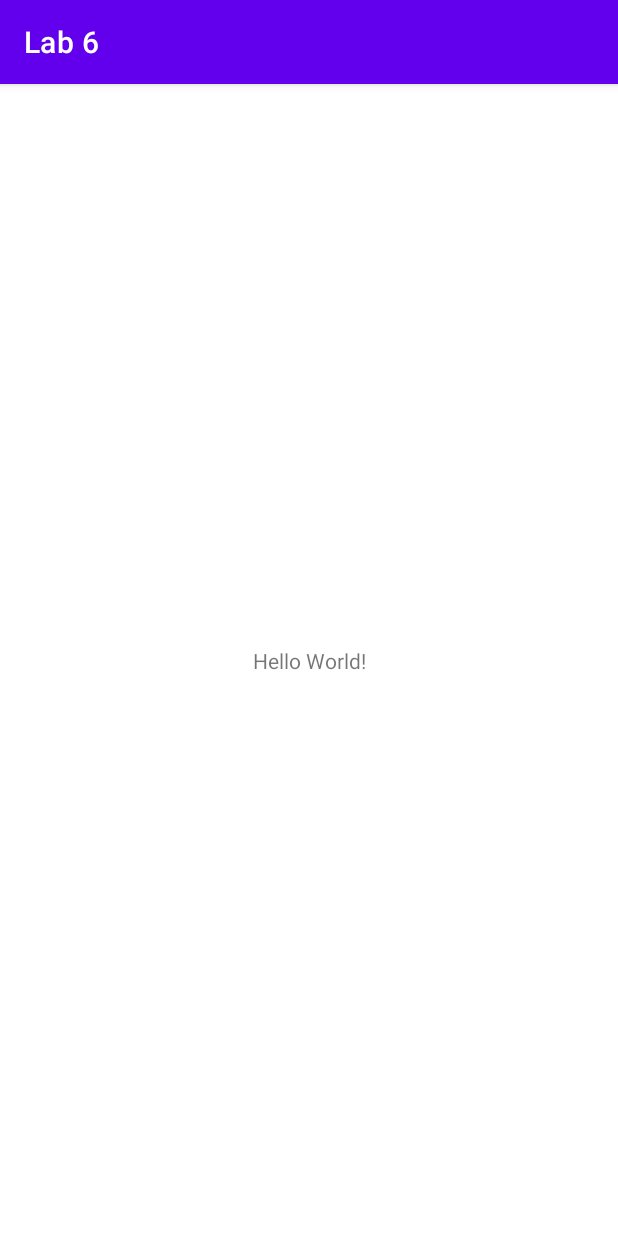
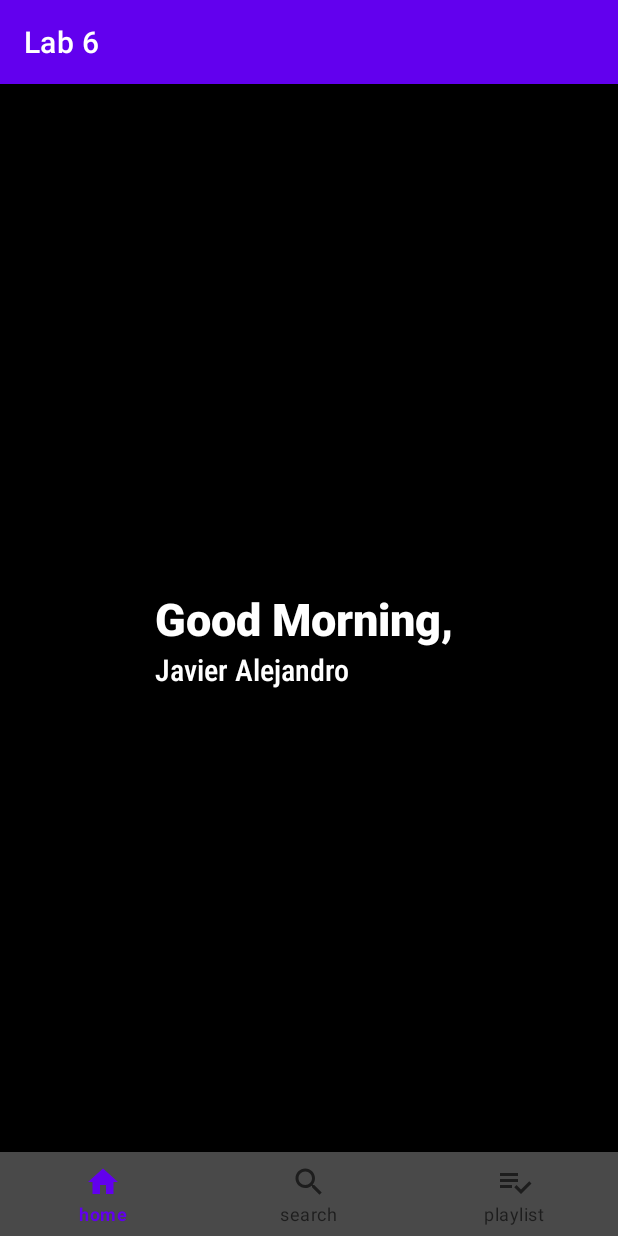
Before and after one commit to jazurdia/Lab6-PM, an Android app: the screen it shows after launch (MainActivity), on a phone screen of 412 x 824 dp. Run offline under Robolectric (Android 15) with nearby library versions, the phone set to English and light mode, and no system bars.

Commit message:
Ahí vamos jaja pero la verdad jajant

```diff
--- a/app/build.gradle
+++ b/app/build.gradle
@@ -40,4 +40,9 @@ dependencies {
     testImplementation 'junit:junit:4.13.2'
     androidTestImplementation 'androidx.test.ext:junit:1.1.3'
     androidTestImplementation 'androidx.test.espresso:espresso-core:3.4.0'
+
+
+    def fragment_version = "1.5.2"
+    implementation "androidx.fragment:fragment-ktx:$fragment_version"
+
 }
--- a/app/src/main/java/com/example/lab6/MainActivity.kt
+++ b/app/src/main/java/com/example/lab6/MainActivity.kt
@@ -2,10 +2,56 @@ package com.example.lab6
 
 import androidx.appcompat.app.AppCompatActivity
 import android.os.Bundle
+import android.widget.Button
+import androidx.fragment.app.Fragment
+import androidx.fragment.app.FragmentContainerView
+import androidx.fragment.app.commit
+import com.google.android.material.bottomnavigation.BottomNavigationView
 
 class MainActivity : AppCompatActivity() {
+
+    private lateinit var homebtn: Button
+    private lateinit var searchbtn: Button
+    private lateinit var playlistbtn: Button
+    private lateinit var bottomNav: BottomNavigationView
+
+
+
+
     override fun onCreate(savedInstanceState: Bundle?) {
         super.onCreate(savedInstanceState)
         setContentView(R.layout.activity_main)
+
+        bottomNav = findViewById(R.id.bottomNavigationView)
+        setFragment(firstFragment())
+        setListener()
+
+
     }
+
+
+    private fun setListener(){
+        bottomNav.setOnItemSelectedListener {
+            when(it.itemId){
+                R.id.homebtn -> setFragment(firstFragment())
+                //R.id.searchbtn -> setFragment(firstFragment())
+
+            }
+        true
+        }
+    }
+
+
+
+    private fun setFragment(fragment: Fragment){
+        supportFragmentManager.commit {
+            setReorderingAllowed(true)
+            replace(R.id.fragmentContainerView, fragment)
+
+        }
+    }
+
+
+
+
 }
--- /dev/null
+++ b/app/src/main/java/com/example/lab6/firstFragment.kt
@@ -0,0 +1,23 @@
+package com.example.lab6
+
+import android.os.Bundle
+import androidx.fragment.app.Fragment
+import android.view.LayoutInflater
+import android.view.View
+import android.view.ViewGroup
+
+// TODO: Rename parameter arguments, choose names that match
+// the fragment initialization parameters, e.g. ARG_ITEM_NUMBER
+private const val ARG_PARAM1 = "param1"
+private const val ARG_PARAM2 = "param2"
+
+/**
+ * A simple [Fragment] subclass.
+ * Use the [firstFragment.newInstance] factory method to
+ * create an instance of this fragment.
+ */
+class firstFragment : Fragment(R.layout.fragment_first) {
+
+
+
+}
--- /dev/null
+++ b/app/src/main/res/drawable/ic_baseline_home_24.xml
@@ -0,0 +1,5 @@
+<vector android:height="25dp" android:tint="#6D6D6D"
+    android:viewportHeight="24" android:viewportWidth="24"
+    android:width="25dp" xmlns:android="http://schemas.android.com/apk/res/android">
+    <path android:fillColor="@android:color/white" android:pathData="M10,20v-6h4v6h5v-8h3L12,3 2,12h3v8z"/>
+</vector>
--- /dev/null
+++ b/app/src/main/res/drawable/ic_baseline_playlist_add_check_24.xml
@@ -0,0 +1,5 @@
+<vector android:height="25dp" android:tint="#6D6D6D"
+    android:viewportHeight="24" android:viewportWidth="24"
+    android:width="25dp" xmlns:android="http://schemas.android.com/apk/res/android">
+    <path android:fillColor="@android:color/white" android:pathData="M14,10H2v2h12V10zM14,6H2v2h12V6zM2,16h8v-2H2V16zM21.5,11.5L23,13l-6.99,7l-4.51,-4.5L13,14l3.01,3L21.5,11.5z"/>
+</vector>
--- /dev/null
+++ b/app/src/main/res/drawable/ic_baseline_search_24.xml
@@ -0,0 +1,5 @@
+<vector android:height="25dp" android:tint="#6D6D6D"
+    android:viewportHeight="24" android:viewportWidth="24"
+    android:width="25dp" xmlns:android="http://schemas.android.com/apk/res/android">
+    <path android:fillColor="@android:color/white" android:pathData="M15.5,14h-0.79l-0.28,-0.27C15.41,12.59 16,11.11 16,9.5 16,5.91 13.09,3 9.5,3S3,5.91 3,9.5 5.91,16 9.5,16c1.61,0 3.09,-0.59 4.23,-1.57l0.27,0.28v0.79l5,4.99L20.49,19l-4.99,-5zM9.5,14C7.01,14 5,11.99 5,9.5S7.01,5 9.5,5 14,7.01 14,9.5 11.99,14 9.5,14z"/>
+</vector>
--- a/app/src/main/res/layout/activity_main.xml
+++ b/app/src/main/res/layout/activity_main.xml
@@ -4,15 +4,36 @@
     xmlns:tools="http://schemas.android.com/tools"
     android:layout_width="match_parent"
     android:layout_height="match_parent"
-    tools:context=".MainActivity">
+    tools:context=".MainActivity"
+    android:background="@color/black"
+    >
 
-    <TextView
-        android:layout_width="wrap_content"
+    <androidx.fragment.app.FragmentContainerView
+        android:id="@+id/fragmentContainerView"
+        android:layout_width="0dp"
+        android:layout_height="0dp"
+
+
+        app:layout_constraintBottom_toTopOf="@+id/bottomNavigationView"
+        app:layout_constraintEnd_toEndOf="@id/bottomNavigationView"
+        app:layout_constraintHorizontal_bias="0.0"
+        app:layout_constraintStart_toStartOf="parent"
+        app:layout_constraintTop_toTopOf="parent"
+        app:layout_constraintVertical_bias="0.0" />
+
+    <com.google.android.material.bottomnavigation.BottomNavigationView
+        android:id="@+id/bottomNavigationView"
+        android:layout_width="match_parent"
         android:layout_height="wrap_content"
-        android:text="Hello World!"
         app:layout_constraintBottom_toBottomOf="parent"
         app:layout_constraintEnd_toEndOf="parent"
+
         app:layout_constraintStart_toStartOf="parent"
-        app:layout_constraintTop_toTopOf="parent" />
+
+        android:background="#494949"
+
+        app:menu="@menu/navbar" />
+
+
 
 </androidx.constraintlayout.widget.ConstraintLayout>
--- /dev/null
+++ b/app/src/main/res/layout/fragment_first.xml
@@ -0,0 +1,41 @@
+<?xml version="1.0" encoding="utf-8"?>
+<androidx.constraintlayout.widget.ConstraintLayout xmlns:android="http://schemas.android.com/apk/res/android"
+    xmlns:app="http://schemas.android.com/apk/res-auto"
+    xmlns:tools="http://schemas.android.com/tools"
+    android:layout_width="match_parent"
+    android:layout_height="match_parent"
+    tools:context=".firstFragment"
+    android:background="@color/black"
+
+
+    >
+
+
+    <!-- TODO: Update blank fragment layout -->
+
+
+    <TextView
+        android:id="@+id/goodmorning"
+        android:layout_width="wrap_content"
+        android:layout_height="wrap_content"
+        android:fontFamily="sans-serif-black"
+        android:text="Good Morning, "
+        android:textSize="30dp"
+        android:textColor="#ffffff"
+        app:layout_constraintBottom_toBottomOf="parent"
+        app:layout_constraintEnd_toEndOf="parent"
+        app:layout_constraintStart_toStartOf="parent"
+        app:layout_constraintTop_toTopOf="parent" />
+
+    <TextView
+        android:id="@+id/nameFF"
+        android:layout_width="wrap_content"
+        android:layout_height="wrap_content"
+        android:fontFamily="sans-serif-condensed-medium"
+        android:text="Javier Alejandro"
+        android:textSize="20dp"
+        android:textColor="#ffffff"
+        app:layout_constraintStart_toStartOf="@+id/goodmorning"
+        app:layout_constraintTop_toBottomOf="@+id/goodmorning" />
+
+</androidx.constraintlayout.widget.ConstraintLayout>
--- /dev/null
+++ b/app/src/main/res/menu/navbar.xml
@@ -0,0 +1,17 @@
+<?xml version="1.0" encoding="utf-8"?>
+<menu xmlns:android="http://schemas.android.com/apk/res/android">
+
+
+    <item android:id="@+id/homebtn"
+          android:title="home"
+          android:icon="@drawable/ic_baseline_home_24" />
+
+    <item android:id="@+id/searchbtn"
+            android:title="search"
+            android:icon="@drawable/ic_baseline_search_24" />
+
+    <item android:id="@+id/playlistbtn"
+            android:title="playlist"
+            android:icon="@drawable/ic_baseline_playlist_add_check_24" />
+
+</menu>
--- a/app/src/main/res/values/strings.xml
+++ b/app/src/main/res/values/strings.xml
@@ -1,3 +1,6 @@
 <resources>
     <string name="app_name">Lab 6</string>
+    <!-- TODO: Remove or change this placeholder text -->
+    <string name="hello_blank_fragment">Hello blank fragment</string>
+    <string name="firstFragment">fistFragment</string>
 </resources>
```
Also changed, not shown: app/src/main/java/com/example/lab6/secondFragment.kt (added, +21 -0 lines), app/src/main/res/layout/fragment_second.xml (added, +164 -0 lines).
